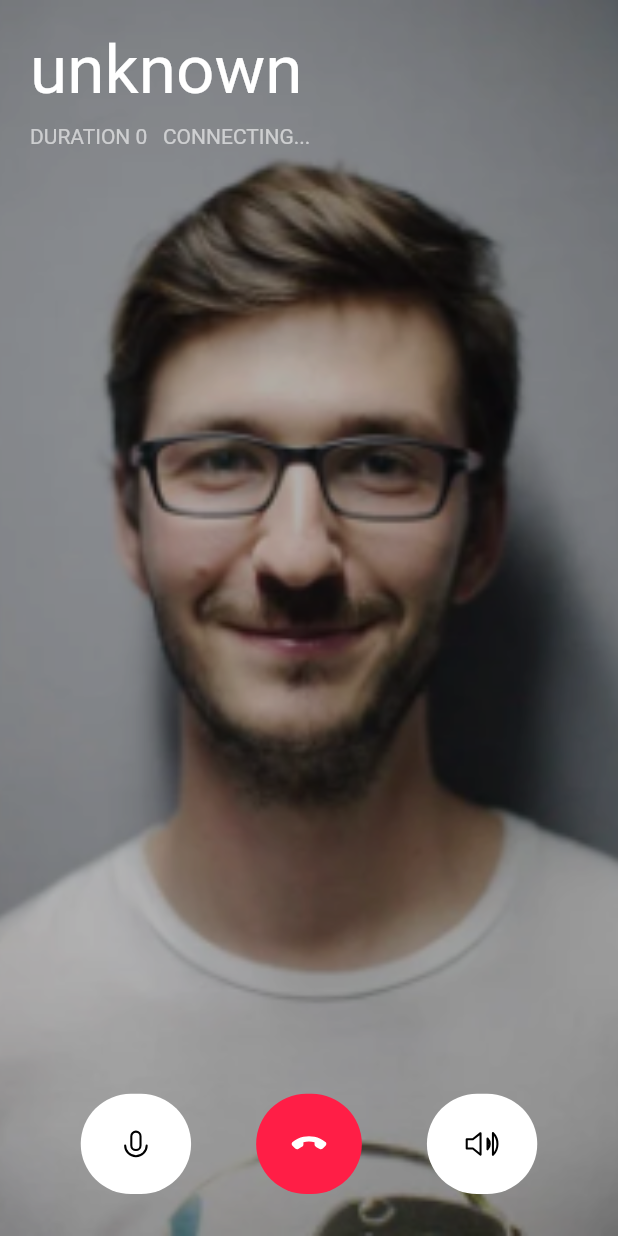
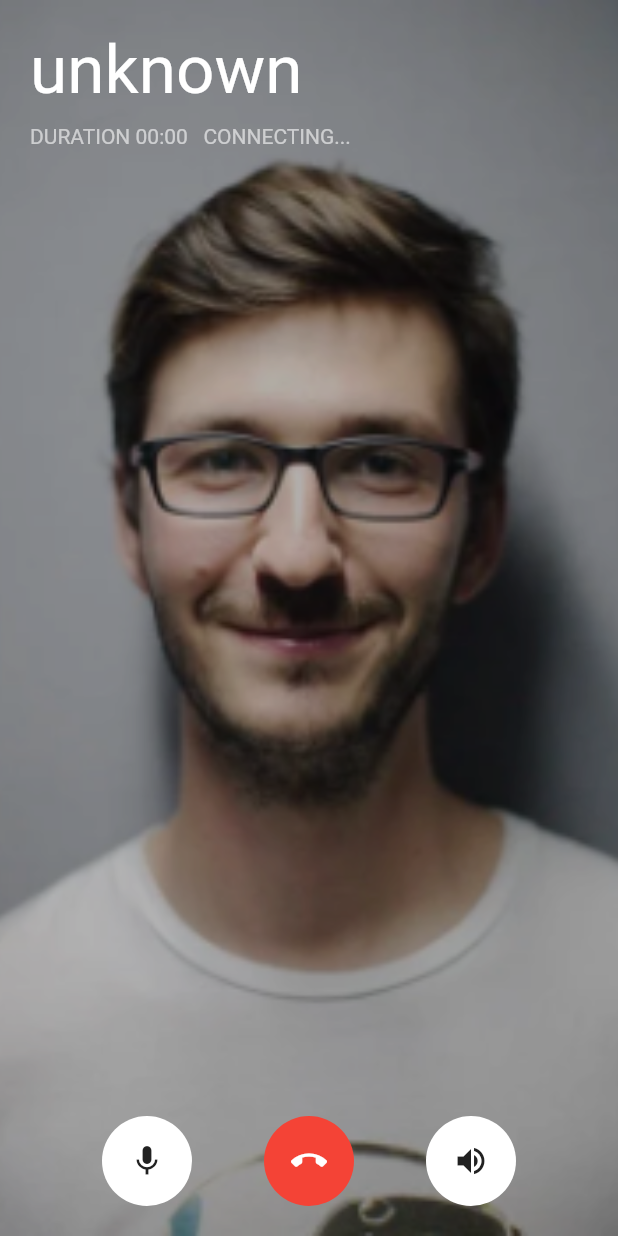
Before and after one commit to spotmies/s_partner, a Flutter app: the CallingUi screen opened directly, after a tap on an icon or button, on a phone screen of 412 x 824 dp. Run offline on Flutter 3.47's test engine with Material 2 defaults, Android fonts, the phone set to English and light mode, and no system bars; our stand-ins replace animated_bottom_navigation_bar, audioplayers, awesome_notifications, carousel_slider, cloud_firestore, connectivity and 30 more; missing offline and left inert: flutter_audio_recorder2, flutter_incall, flutter_webrtc, geocoder; accounts and stored records are empty; network calls fail.

Commit message:
calling: mute,speaker,rington completed

```diff
--- a/lib/call_ui/audioCallWithImage/components/body.dart
+++ b/lib/call_ui/audioCallWithImage/components/body.dart
@@ -19,11 +19,11 @@ class CallingUi extends StatefulWidget {
   final bool isInComingScreen;
   final String image;
   final String name;
-  final VoidCallback onAccept;
-  final VoidCallback onReject;
-  final VoidCallback onHangUp;
-  final VoidCallback onMic;
-  final VoidCallback onSpeaker;
+  final Function onAccept;
+  final Function onReject;
+  final Function onHangUp;
+  final Function onMic;
+  final Function onSpeaker;
 
   @override
   _CallingUiState createState() => _CallingUiState();
@@ -32,6 +32,8 @@ class CallingUi extends StatefulWidget {
 class _CallingUiState extends State<CallingUi> {
   ChatProvider chatProvider;
  String screenType = '';
+   bool clickMic = false;
+  bool clickSpeaker = false;
    callStatus(state) {
     switch (state) {
       case 0:
@@ -56,6 +58,20 @@ class _CallingUiState extends State<CallingUi> {
     });
   }
 
+  String formatedTime(int secTime) {
+    String getParsedTime(String time) {
+      if (time.length <= 1) return "0$time";
+      return time;
+    }
+
+    int min = secTime ~/ 60;
+    int sec = secTime % 60;
+
+    String parsedTime =
+        getParsedTime(min.toString()) + ":" + getParsedTime(sec.toString());
+
+    return parsedTime;
+  }
 
   @override
   initState() {
@@ -102,7 +118,7 @@ class _CallingUiState extends State<CallingUi> {
                     VerticalSpacing(of: 10),
                     Text(
                       screenType == "outgoing"
-                          ? "Duration ${data.duration}   ${callStatus(data.getCallStatus)}"
+                          ? "Duration ${formatedTime(data.duration)}   ${callStatus(data.getCallStatus)}"
                               .toUpperCase()
                           : "INCOMING CALL.....",
                       style: TextStyle(color: Colors.white60),
@@ -113,31 +129,70 @@ class _CallingUiState extends State<CallingUi> {
                       child: Row(
                         mainAxisAlignment: MainAxisAlignment.spaceEvenly,
                         children: [
-                          RoundedButton(
-                            press: () {
-                              widget.onMic();
-                            },
-                            color: Colors.white,
-                            iconColor: Colors.black,
-                            iconSrc: "assets/icons/Icon Mic.svg",
+                          Container(
+                            height: 60,
+                            width: 60,
+                            decoration: BoxDecoration(
+                                color: !clickMic
+                                    ? Colors.white
+                                    : Colors.indigoAccent,
+                                shape: BoxShape.circle),
+                            child: IconButton(
+                              onPressed: () {
+                                setState(() {
+                                  clickMic = !clickMic;
+                                });
+                                widget.onMic(clickMic);
+                              },
+                              icon: Icon(
+                                Icons.mic,
+                                color:
+                                    !clickMic ? Colors.grey[900] : Colors.white,
+                              ),
+                            ),
                           ),
-                          RoundedButton(
-                            press: () {
-                              widget.onHangUp();
-                               Navigator.pop(context);
-                            },
-                            color: kRedColor,
-                            iconColor: Colors.white,
-                            iconSrc: "assets/icons/call_end.svg",
+                          Container(
+                            height: 60,
+                            width: 60,
+                            decoration: BoxDecoration(
+                                color: Colors.red, shape: BoxShape.circle),
+                            child: IconButton(
+                              onPressed: () {
+                                widget.onHangUp();
+                                Navigator.pop(context);
+                              },
+                              icon: Icon(
+                                Icons.call_end,
+                                color: Colors.white,
+                              ),
+                            ),
                           ),
-                          RoundedButton(
-                            press: () {
-                              widget.onSpeaker();
-                            },
-                            color: Colors.white,
-                            iconColor: Colors.black,
-                            iconSrc: "assets/icons/Icon Volume.svg",
+
+                          Container(
+                            height: 60,
+                            width: 60,
+                            decoration: BoxDecoration(
+                                color: !clickSpeaker
+                                    ? Colors.white
+                                    : Colors.indigoAccent,
+                                shape: BoxShape.circle),
+                            child: IconButton(
+                              onPressed: () {
+                                setState(() {
+                                  clickSpeaker = !clickSpeaker;
+                                });
+                                widget.onSpeaker(clickSpeaker);
+
+                              },
+                              icon: Icon(
+                                Icons.volume_up,
+                                color: !clickSpeaker
+                                    ? Colors.grey[900]
+                                    : Colors.white,
+                              ),
+                            ),
                           ),
+
                         ],
                       ),
                     ),
--- a/pubspec.yaml
+++ b/pubspec.yaml
@@ -73,6 +73,7 @@ dependencies:
   firebase_messaging: ^10.0.7
   lottie: ^1.1.0
   awesome_notifications: ^0.0.6+10
+  flutter_incall: ^1.0.0
 
 
 
```
Also changed, not shown: lib/internet_calling/calling.dart (+37 -2 lines), pubspec.lock.
